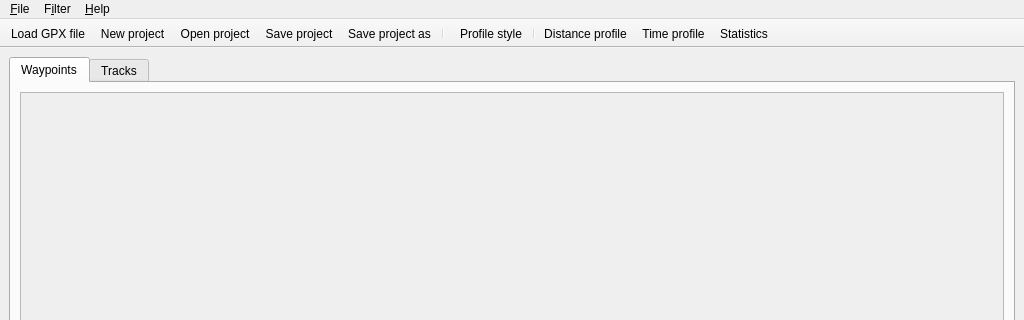
salsergey/gpxviewer, file ui/mainwindow.ui: the form before one commit; both pictures show x 0 to 1024 and y 0 to 320 of the 1024 by 768 pixel window.
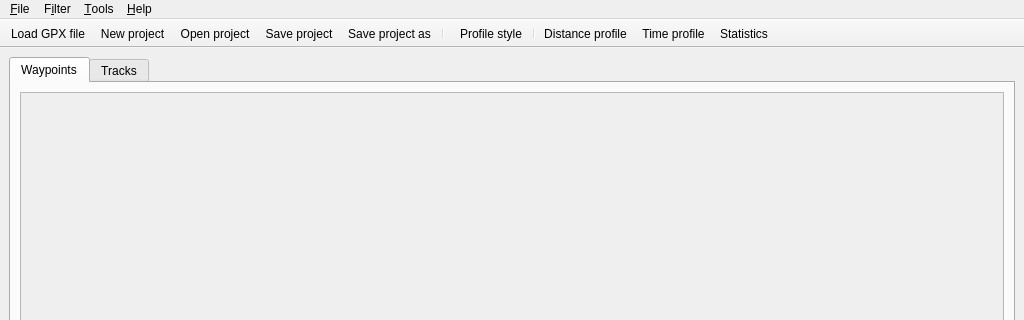
The form after the commit. Icons and pictures are not drawn.

Commit message: * Added gpxv mime type. * GPX files are always saved in utf-8. * Fixed context menu events.

Diff of the .ui file:
```diff
--- a/ui/mainwindow.ui
+++ b/ui/mainwindow.ui
@@ -108,8 +108,18 @@
     <addaction name="actionShowCaptioned"/>
     <addaction name="actionShowOther"/>
    </widget>
+   <widget class="QMenu" name="menuTools">
+    <property name="title">
+     <string>&amp;Tools</string>
+    </property>
+    <addaction name="actionProfileStyle"/>
+    <addaction name="actionDistanceProfile"/>
+    <addaction name="actionTimeProfile"/>
+    <addaction name="actionStatistics"/>
+   </widget>
    <addaction name="menuFile"/>
    <addaction name="menuFilter"/>
+   <addaction name="menuTools"/>
    <addaction name="menuHelp"/>
   </widget>
   <widget class="QToolBar" name="toolBar">
```
Left out of the diff: 36 changed lines with no effect on the pictures. The commit also changes 12 other files.
